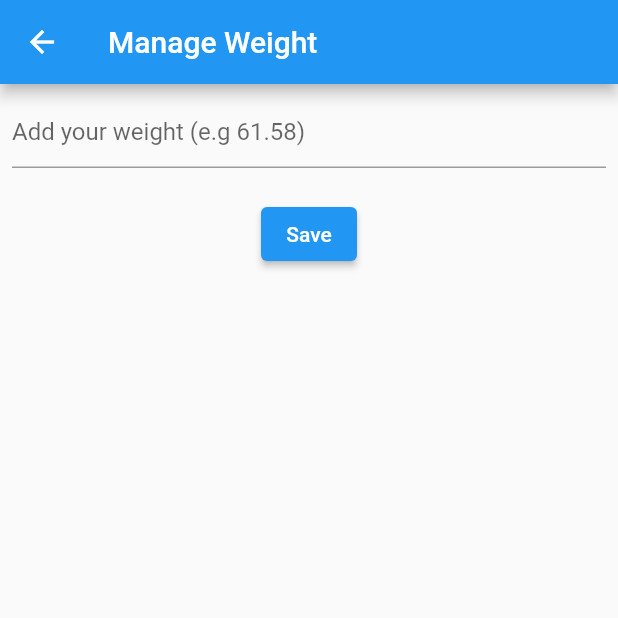
After one commit to saad0259/weight-tracker, a Flutter app: the screen it shows once a user with an empty profile is signed in, after a tap on the "add" icon, on a phone screen of 412 x 824 dp, the top half of it. The commit adds this screen. Run offline on Flutter 3.47's test engine with Material 2 defaults, Android fonts, the phone set to English and light mode, and no system bars; our stand-ins replace cloud_firestore, firebase_auth, firebase_core; accounts and stored records are empty; statements that could not run were skipped.

Commit message:
completed basic app

```diff
--- a/lib/constants/firebase_constants.dart
+++ b/lib/constants/firebase_constants.dart
@@ -1,3 +1,5 @@
+import 'package:cloud_firestore/cloud_firestore.dart';
 import 'package:firebase_auth/firebase_auth.dart';
 
+final firebaseFirestore = FirebaseFirestore.instance;
 final firebaseAuth = FirebaseAuth.instance;
--- a/lib/main.dart
+++ b/lib/main.dart
@@ -1,9 +1,15 @@
+import 'package:firebase_core/firebase_core.dart';
 import 'package:flutter/material.dart';
 import 'package:provider/provider.dart';
 import './ui/home_screen.dart';
 import './providers/weight_provider.dart';
+import './ui/manage_weight/manage_weight_screen.dart';
+import './ui/auth/auth_screen.dart';
+import './constants/firebase_constants.dart' as fb;
 
-void main() {
+void main() async {
+  WidgetsFlutterBinding.ensureInitialized();
+  await Firebase.initializeApp();
   runApp(const MyApp());
 }
 
@@ -13,6 +19,7 @@ class MyApp extends StatelessWidget {
   @override
   Widget build(BuildContext context) {
     return MultiProvider(
+      key: GlobalKey(),
       providers: [
         ChangeNotifierProvider(
           create: (ctx) => WeightProvider(),
@@ -20,8 +27,20 @@ class MyApp extends StatelessWidget {
       ],
       child: MaterialApp(
         debugShowCheckedModeBanner: false,
+        home: StreamBuilder(
+          stream: fb.firebaseAuth.authStateChanges(),
+          builder: (ctx, userSnapshot) {
+            print('user found');
+            if (userSnapshot.hasData) {
+              return const HomeScreen();
+            }
+            print('user lost');
+
+            return const AuthScreen();
+          },
+        ),
         routes: {
-          '/': (ctx) => const HomeScreen(),
+          ManageWeightScreen.routeName: (ctx) => const ManageWeightScreen(),
         },
       ),
     );
--- a/lib/models/weight.dart
+++ b/lib/models/weight.dart
@@ -1,6 +1,8 @@
+import 'package:cloud_firestore/cloud_firestore.dart';
+
 class Weight {
   String id;
   double weight;
-  String dateCreated;
+  Timestamp dateCreated;
   Weight(this.id, this.weight, this.dateCreated);
 }
--- a/lib/providers/weight_provider.dart
+++ b/lib/providers/weight_provider.dart
@@ -1,17 +1,103 @@
+import 'package:cloud_firestore/cloud_firestore.dart';
 import 'package:flutter/material.dart';
 import '../models/weight.dart';
+import '../constants/firebase_constants.dart' as FB;
 
 class WeightProvider with ChangeNotifier {
-  final List<Weight> _items = [
-    Weight('1', 76.99, DateTime.now().toIso8601String()),
-    Weight('2', 79.99, DateTime.now().toIso8601String()),
-    Weight('3', 72.99, DateTime.now().toIso8601String()),
-    Weight('4', 74.99, DateTime.now().toIso8601String()),
-  ];
+  final List<Weight> _items = [];
+
+  final _user = FB.firebaseAuth.currentUser;
 
   List<Weight> get items {
     return [..._items];
   }
 
-  void deletProduct(String id) {}
+  Future<void> fetchAndSetData() async {
+    if (_user?.uid == null) {
+      return;
+    }
+
+    _items.clear();
+    await FB.firebaseFirestore
+        .collection('weightData')
+        .orderBy('createdAt', descending: true)
+        .get()
+        .then((QuerySnapshot querySnapshot) {
+      for (var doc in querySnapshot.docs) {
+        if (doc['userId'] == _user!.uid) {
+          _items.add(Weight(doc.id, doc['weight'], doc['createdAt']));
+        }
+      }
+    });
+    notifyListeners();
+  }
+
+  String findById(String id) {
+    final item = _items.firstWhere((element) => element.id == id);
+    return item.weight.toString();
+  }
+
+  Future<void> addWeightEntry(String inputWeight) async {
+    double weight = double.parse(inputWeight);
+
+    if (_user?.uid == null) {
+      return;
+    }
+    try {
+      final weightEntry =
+          await FB.firebaseFirestore.collection('weightData').add({
+        'userId': _user!.uid,
+        'weight': weight,
+        'createdAt': Timestamp.now(),
+      }); // add in firestore
+
+      final newEntry = Weight(weightEntry.id, weight, Timestamp.now());
+      _items.insert(0, newEntry); // add local
+
+    } catch (e) {
+      print('could not add because: $e');
+    }
+    notifyListeners();
+  }
+
+  Future<void> updateWeight(String id, String inputWeight) async {
+    double weight = double.parse(inputWeight);
+    final entryIndex = _items.indexWhere((element) => element.id == id);
+    if (entryIndex >= 0) {
+      try {
+        await FB.firebaseFirestore
+            .collection('weightData')
+            .doc(id)
+            .update({'weight': weight});
+
+        _items[entryIndex].weight = weight;
+      } catch (e) {
+        print('could not update because: $e');
+      }
+    } else {
+      print('Element not found');
+    }
+    notifyListeners();
+  }
+
+  Future<void> deletWeight(String id) async {
+    final _existingIndex = _items.indexWhere((element) => element.id == id);
+
+    try {
+      await FB.firebaseFirestore
+          .collection('weightData')
+          .doc(id)
+          .delete(); // remove firebase
+      _items.removeAt(_existingIndex); // remove local
+    } catch (e) {
+      print('delete failed because: $e');
+    }
+
+    notifyListeners();
+  }
+
+  void clearList() {
+    _items.clear();
+    notifyListeners();
+  }
 }
--- a/lib/ui/auth/widgets/auth_form.dart
+++ b/lib/ui/auth/widgets/auth_form.dart
@@ -178,8 +178,8 @@ class _AuthFormState extends State<AuthForm> {
                                 Theme.of(context).primaryColor),
                             padding: MaterialStateProperty.all(
                                 const EdgeInsets.all(15.0)),
-                            foregroundColor: MaterialStateProperty.all(
-                                Theme.of(context).colorScheme.secondary)),
+                            foregroundColor:
+                                MaterialStateProperty.all(Colors.white)),
                       ),
                     TextButton(
                       child: Text(
--- a/lib/ui/home_screen.dart
+++ b/lib/ui/home_screen.dart
@@ -1,41 +1,77 @@
+import 'package:cloud_firestore/cloud_firestore.dart';
 import 'package:flutter/material.dart';
 import 'package:provider/provider.dart';
 import '../providers/weight_provider.dart';
-import '../models/weight.dart';
+import 'package:intl/intl.dart';
+import './manage_weight/manage_weight_screen.dart';
+import '../constants/firebase_constants.dart' as fb;
 
-class HomeScreen extends StatelessWidget {
+class HomeScreen extends StatefulWidget {
   const HomeScreen({Key? key}) : super(key: key);
+
+  @override
+  State<HomeScreen> createState() => _HomeScreenState();
+}
+
+class _HomeScreenState extends State<HomeScreen> {
+  @override
+  void initState() {
+    super.initState();
+    _refreshData(context);
+  }
+
+  Future<void> _refreshData(BuildContext context) async {
+    await Provider.of<WeightProvider>(context, listen: false).fetchAndSetData();
+  }
 
   @override
   Widget build(BuildContext context) {
     final items = Provider.of<WeightProvider>(context).items;
+    final height = MediaQuery.of(context).size.height * 1;
     return Scaffold(
-        appBar: AppBar(
-          title: const Text('Weight Tracker'),
-        ),
-        body: SizedBox(
-          height: MediaQuery.of(context).size.height / 2,
+      appBar: AppBar(
+        title: const Text('Weight Tracker'),
+        actions: [
+          IconButton(
+            onPressed: () async {
+              Provider.of<WeightProvider>(context, listen: false).clearList();
+              await fb.firebaseAuth.signOut();
+            },
+            icon: const Icon(Icons.logout),
+          )
+        ],
+      ),
+      body: RefreshIndicator(
+        onRefresh: () => _refreshData(context),
+        child: SizedBox(
+          height: height,
           child: ListView.builder(
             itemCount: items.length,
             itemBuilder: (context, index) => Card(
               color: index.isEven ? Colors.blue.shade100 : Colors.blue.shade200,
               child: ListTile(
                 key: ValueKey(items[index].id),
-                leading: Text(
+                leading: Text('today'),
+                title: Text(
                   '${items[index].weight} kg',
                   style: const TextStyle(
                     fontWeight: FontWeight.bold,
-                    fontSize: 30,
+                    fontSize: 16,
                   ),
                 ),
                 trailing: Row(
+                  mainAxisSize: MainAxisSize.min,
                   children: [
                     IconButton(
-                      onPressed: () {},
+                      onPressed: () => Navigator.of(context).pushNamed(
+                          ManageWeightScreen.routeName,
+                          arguments: items[index].id),
                       icon: const Icon(Icons.edit),
                     ),
                     IconButton(
-                      onPressed: () {},
+                      onPressed: () =>
+                          Provider.of<WeightProvider>(context, listen: false)
+                              .deletWeight(items[index].id),
                       icon: Icon(
                         Icons.delete,
                         color: Theme.of(context).errorColor,
@@ -46,6 +82,13 @@ class HomeScreen extends StatelessWidget {
               ),
             ),
           ),
-        ));
+        ),
+      ),
+      floatingActionButton: FloatingActionButton(
+        onPressed: () =>
+            Navigator.of(context).pushNamed(ManageWeightScreen.routeName),
+        child: const Icon(Icons.add),
+      ),
+    );
   }
 }
--- /dev/null
+++ b/lib/ui/manage_weight/manage_weight_screen.dart
@@ -0,0 +1,99 @@
+import 'package:flutter/material.dart';
+import '../../providers/weight_provider.dart';
+import '../../utils/custom_validator.dart';
+import 'package:provider/provider.dart';
+
+class ManageWeightScreen extends StatefulWidget {
+  static const routeName = '/manage-weight-screen';
+
+  const ManageWeightScreen({Key? key}) : super(key: key);
+
+  @override
+  State<ManageWeightScreen> createState() => _ManageWeightScreenState();
+}
+
+class _ManageWeightScreenState extends State<ManageWeightScreen> {
+  bool _isLoading = false;
+  final _formKey = GlobalKey<FormState>();
+  double _formData = 0.0;
+  String? entryId;
+  String? initData;
+  final customValidator = CustomValidator();
+
+  Future<void> _submit() async {
+    if (!_formKey.currentState!.validate()) {
+      // Invalid!
+      return;
+    }
+    try {
+      Focus.of(context).unfocus();
+    } catch (_) {}
+    _formKey.currentState!.save();
+    setState(() {
+      _isLoading = true;
+    });
+
+    if (entryId == null) {
+      await Provider.of<WeightProvider>(context, listen: false)
+          .addWeightEntry(_formData.toStringAsFixed(2));
+    } else {
+      Provider.of<WeightProvider>(context, listen: false)
+          .updateWeight(entryId!, _formData.toStringAsFixed(2));
+    }
+
+    setState(() {
+      _isLoading = false;
+    });
+    Navigator.of(context).pop();
+  }
+
+  @override
+  Widget build(BuildContext context) {
+    entryId = ModalRoute.of(context)?.settings.arguments as String?;
+    if (entryId != null) {
+      initData = Provider.of<WeightProvider>(context, listen: false)
+          .findById(entryId!);
+    }
+
+    return SafeArea(
+      child: Scaffold(
+        appBar: AppBar(
+          title: const Text('Manage Weight'),
+        ),
+        body: Padding(
+          padding: const EdgeInsets.all(8.0),
+          child: Form(
+            key: _formKey,
+            child: Column(
+              children: [
+                TextFormField(
+                  initialValue: entryId == null ? '' : initData,
+                  key: const ValueKey('weight'),
+                  decoration: const InputDecoration(
+                      hintText: 'Add your weight (e.g 61.58)'),
+                  keyboardType: TextInputType.number,
+                  validator: (val) => customValidator.validateNumber(val),
+                  onSaved: (val) {
+                    if (val != null) {
+                      val.replaceAll(' ', '');
+                      _formData = double.parse(val);
+                    }
+                  },
+                ),
+                const SizedBox(
+                  height: 20,
+                ),
+                ElevatedButton(
+                  onPressed: _isLoading ? null : _submit,
+                  child: _isLoading
+                      ? const CircularProgressIndicator.adaptive()
+                      : const Text('Save'),
+                ),
+              ],
+            ),
+          ),
+        ),
+      ),
+    );
+  }
+}
```
Also changed, not shown: lib/utils/custom_validator.dart (added, +64 -0 lines), 2 other files.
